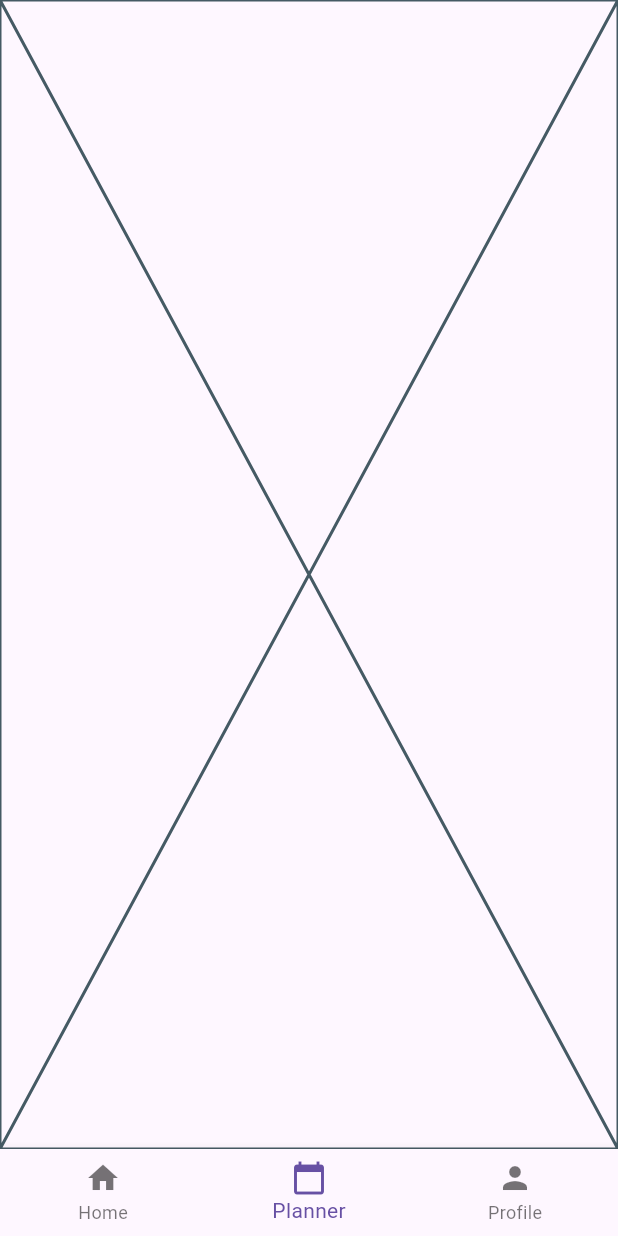
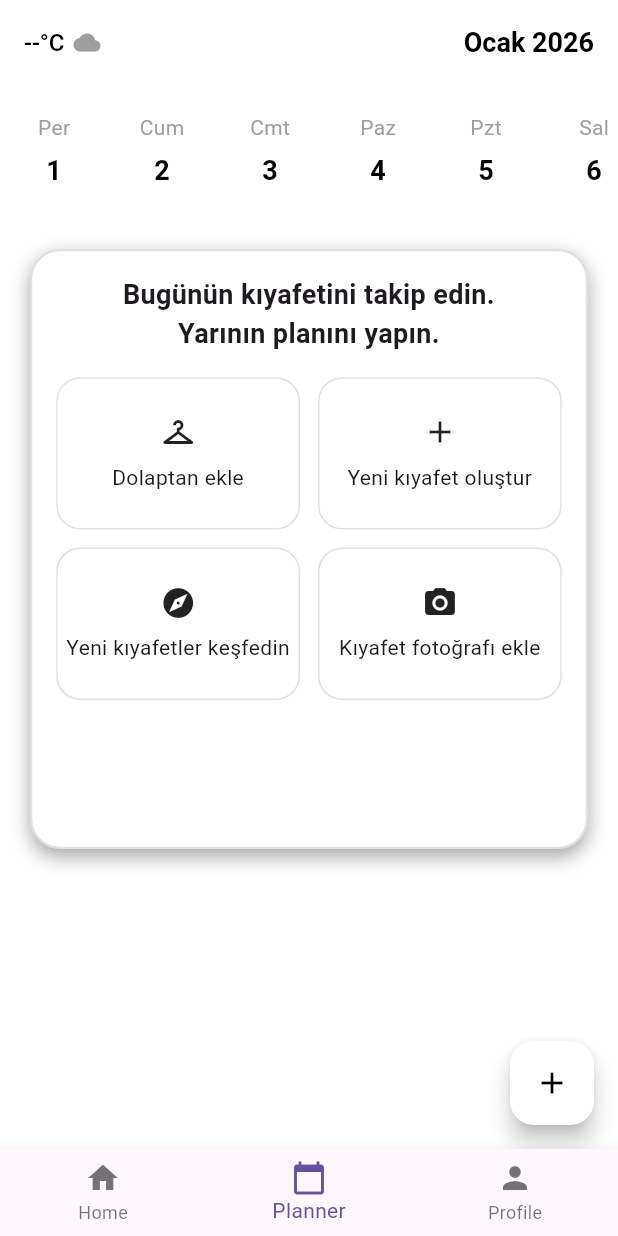
Before and after one commit to ElanurToptas/Digidrobe, a Flutter app: the screen it shows after launch, item 2 of the bottom bar chosen, on a phone screen of 412 x 824 dp. Run offline on Flutter 3.47's test engine with Material 3 defaults, Android fonts, the phone set to English and light mode, and no system bars; our stand-ins replace go_router, video_player.

Commit message:
planner sayfasının tasarımı yapıldı

```diff
--- a/lib/features/planner/planner_screen.dart
+++ b/lib/features/planner/planner_screen.dart
@@ -1,10 +1,89 @@
 import 'package:flutter/material.dart';
+import 'package:intl/intl.dart';
+import '../../features/planner/widgets/date_selector.dart';
+import '../../features/planner/widgets/planner_card.dart';
 
-class PlannerScreen extends StatelessWidget {
+
+class PlannerScreen extends StatefulWidget {
   const PlannerScreen({super.key});
 
   @override
+  State<PlannerScreen> createState() => _PlannerScreenState();
+}
+
+class _PlannerScreenState extends State<PlannerScreen> {
+  DateTime today = DateTime.now();
+  late DateTime selectedDate;
+
+  @override
+  void initState() {
+    super.initState();
+    selectedDate = today;
+  }
+
+  @override
   Widget build(BuildContext context) {
-    return const Placeholder();
+    final daysInMonth = DateUtils.getDaysInMonth(today.year, today.month);
+
+    return Scaffold(
+      backgroundColor: Colors.white,
+      appBar: AppBar(
+        backgroundColor: Colors.white,
+        elevation: 0,
+        automaticallyImplyLeading: false,
+        title: Row(
+          mainAxisAlignment: MainAxisAlignment.spaceBetween,
+          children: [
+            Row(
+              children: const [
+                Text(
+                  "--°C",
+                  style: TextStyle(
+                    color: Colors.black,
+                    fontSize: 16,
+                    fontWeight: FontWeight.w500,
+                  ),
+                ),
+                SizedBox(width: 6),
+                Icon(Icons.cloud, size: 18, color: Colors.grey),
+              ],
+            ),
+            Text(
+              DateFormat('MMMM yyyy', 'tr_TR').format(today),
+              style: const TextStyle(
+                color: Colors.black,
+                fontSize: 18,
+                fontWeight: FontWeight.bold,
+              ),
+            ),
+          ],
+        ),
+      ),
+      body: Column(
+        crossAxisAlignment: CrossAxisAlignment.start,
+        children: [
+          DateSelector(
+            today: today,
+            selectedDate: selectedDate,
+            daysInMonth: daysInMonth,
+            onDateSelected: (date) {
+              setState(() {
+                selectedDate = date;
+              });
+            },
+          ),
+          const SizedBox(height: 20),
+          const Padding(
+            padding: EdgeInsets.symmetric(horizontal: 20),
+            child: PlannerCard(),
+          ),
+        ],
+      ),
+      floatingActionButton: FloatingActionButton(
+        backgroundColor: Colors.white,
+        onPressed: () {},
+        child: const Icon(Icons.add, color: Colors.black),
+      ),
+    );
   }
 }
--- /dev/null
+++ b/lib/features/planner/widgets/date_selector.dart
@@ -0,0 +1,66 @@
+import 'package:flutter/material.dart';
+import 'package:intl/intl.dart';
+
+class DateSelector extends StatelessWidget {
+  final DateTime today;
+  final DateTime selectedDate;
+  final int daysInMonth;
+  final Function(DateTime) onDateSelected;
+
+  const DateSelector({
+    super.key,
+    required this.today,
+    required this.selectedDate,
+    required this.daysInMonth,
+    required this.onDateSelected,
+  });
+
+  @override
+  Widget build(BuildContext context) {
+    return SizedBox(
+      height: 90,
+      child: ListView.builder(
+        scrollDirection: Axis.horizontal,
+        itemCount: daysInMonth,
+        itemBuilder: (context, index) {
+          final date = DateTime(today.year, today.month, index + 1);
+          final isSelected = date.year == selectedDate.year &&
+              date.month == selectedDate.month &&
+              date.day == selectedDate.day;
+
+          return GestureDetector(
+            onTap: () => onDateSelected(date),
+            child: Container(
+              width: 60,
+              margin: const EdgeInsets.symmetric(horizontal: 6, vertical: 12),
+              decoration: BoxDecoration(
+                color: isSelected ? Colors.black : Colors.transparent,
+                borderRadius: BorderRadius.circular(14),
+              ),
+              child: Column(
+                mainAxisAlignment: MainAxisAlignment.center,
+                children: [
+                  Text(
+                    DateFormat('EEE', 'tr_TR').format(date),
+                    style: TextStyle(
+                      color: isSelected ? Colors.white : Colors.grey,
+                    ),
+                  ),
+                  const SizedBox(height: 6),
+                  Text(
+                    '${date.day}',
+                    style: TextStyle(
+                      fontSize: 18,
+                      fontWeight: FontWeight.bold,
+                      color: isSelected ? Colors.white : Colors.black,
+                    ),
+                  ),
+                ],
+              ),
+            ),
+          );
+        },
+      ),
+    );
+  }
+}
--- /dev/null
+++ b/lib/features/planner/widgets/planner_button.dart
@@ -0,0 +1,29 @@
+import 'package:flutter/material.dart';
+
+class PlannerButton extends StatelessWidget {
+  final IconData icon;
+  final String text;
+
+  const PlannerButton({super.key, required this.icon, required this.text});
+
+  @override
+  Widget build(BuildContext context) {
+    return Container(
+      decoration: BoxDecoration(
+        border: Border.all(color: Colors.grey.shade300),
+        borderRadius: BorderRadius.circular(16),
+      ),
+      child: Column(
+        mainAxisAlignment: MainAxisAlignment.center,
+        children: [
+          Icon(icon),
+          const SizedBox(height: 8),
+          Text(
+            text,
+            textAlign: TextAlign.center,
+          ),
+        ],
+      ),
+    );
+  }
+}
--- /dev/null
+++ b/lib/features/planner/widgets/planner_card.dart
@@ -0,0 +1,51 @@
+import 'package:flutter/material.dart';
+import 'planner_button.dart';
+
+class PlannerCard extends StatelessWidget {
+  const PlannerCard({super.key});
+
+  @override
+  Widget build(BuildContext context) {
+    return Container(
+      height: 400,
+      padding: const EdgeInsets.all(16),
+      decoration: BoxDecoration(
+        color: Colors.white,
+        borderRadius: BorderRadius.circular(20),
+        border: Border.all(color: Colors.grey.shade300, width: 1.5),
+        boxShadow: [
+          BoxShadow(
+            color: const Color.fromARGB(255, 168, 166, 166),
+            blurRadius: 10,
+            offset: const Offset(0, 5),
+          ),
+        ],
+      ),
+      child: Column(
+        children: [
+          const Text(
+            "Bugünün kıyafetini takip edin.\nYarının planını yapın.",
+            textAlign: TextAlign.center,
+            style: TextStyle(fontSize: 18, fontWeight: FontWeight.bold),
+          ),
+          const SizedBox(height: 16),
+          Expanded(
+            child: GridView.count(
+              physics: const NeverScrollableScrollPhysics(),
+              crossAxisCount: 2,
+              mainAxisSpacing: 12,
+              crossAxisSpacing: 12,
+              childAspectRatio: 1.6,
+              children: const [
+                PlannerButton(icon: Icons.checkroom, text: "Dolaptan ekle"),
+                PlannerButton(icon: Icons.add, text: "Yeni kıyafet oluştur"),
+                PlannerButton(icon: Icons.explore, text: "Yeni kıyafetler keşfedin"),
+                PlannerButton(icon: Icons.camera_alt, text: "Kıyafet fotoğrafı ekle"),
+              ],
+            ),
+          ),
+        ],
+      ),
+    );
+  }
+}
--- a/lib/main.dart
+++ b/lib/main.dart
@@ -1,7 +1,12 @@
 import 'package:flutter/material.dart';
 import 'navigation/app_router.dart';
+import 'package:intl/date_symbol_data_local.dart';
 
-void main() {
+void main() async {
+  WidgetsFlutterBinding.ensureInitialized();
+
+  await initializeDateFormatting('tr_TR', null);
+
   runApp(const MyApp());
 }
 
@@ -13,9 +18,7 @@ class MyApp extends StatelessWidget {
     return MaterialApp.router(
       debugShowCheckedModeBanner: false,
       routerConfig: appRouter,
-      theme: ThemeData(
-        useMaterial3: true,
-      ),
+      theme: ThemeData(useMaterial3: true),
     );
   }
 }
--- a/pubspec.yaml
+++ b/pubspec.yaml
@@ -37,6 +37,7 @@ dependencies:
   # Use with the CupertinoIcons class for iOS style icons.
   cupertino_icons: ^1.0.8
   video_player: ^2.10.1
+  intl: ^0.20.2
 
 
 dev_dependencies:
```
Also changed, not shown: pubspec.lock.
